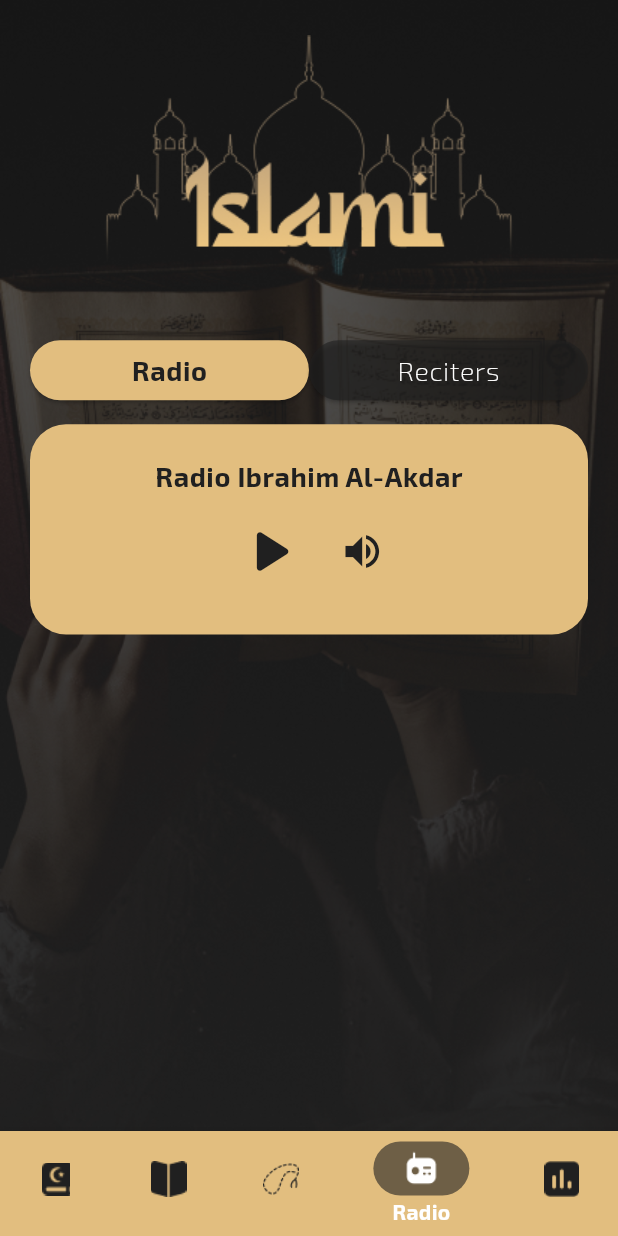
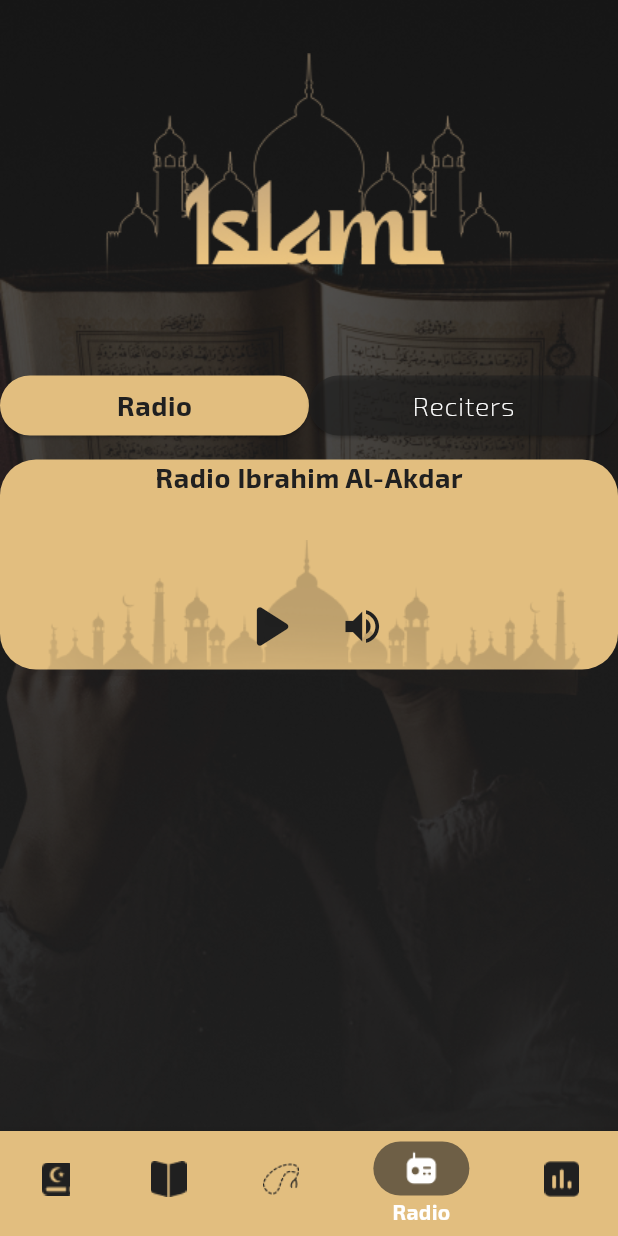
Before and after one commit to samarelsisi/Islame-App, a Flutter app: the HomeScreen screen opened by its route, item 4 of the bottom bar chosen, on a phone screen of 412 x 824 dp. Run offline on Flutter 3.47's test engine with Material 3 defaults, Android fonts, the phone set to English and light mode, and no system bars; our stand-ins replace carousel_slider, device_preview, google_fonts, introduction_screen, shared_preferences; accounts and stored records are empty.

Commit message:
some edit

```diff
--- a/lib/home/tabs/radioTab.dart
+++ b/lib/home/tabs/radioTab.dart
@@ -9,9 +9,7 @@ class RadioTab extends StatelessWidget {
   Widget build(BuildContext context) {
     double width = MediaQuery.of(context).size.width;
     double height = MediaQuery.of(context).size.height;
-    return Padding(
-        padding: const EdgeInsets.symmetric(horizontal: 20.0),
-        child: Column(
+    return Column(
       crossAxisAlignment: CrossAxisAlignment.stretch,
       mainAxisAlignment: MainAxisAlignment.start,
       children: [
@@ -60,7 +58,7 @@ class RadioTab extends StatelessWidget {
               Radius.circular(24),
             ),
           ),
-              child:Column(
+          child: Column(
             crossAxisAlignment: CrossAxisAlignment.center,
             mainAxisAlignment: MainAxisAlignment.center,
             children: [
@@ -72,26 +70,45 @@ class RadioTab extends StatelessWidget {
                     .copyWith(color: AppColors.primaryDarkColor),
               ),
               SizedBox(
-                    height: 5,
+                height: 30,
               ),
               Stack(
-                    children:[ Row(
+                alignment: Alignment.bottomCenter,
+                  children: [
+                Row(
                   mainAxisAlignment: MainAxisAlignment.center,
                   children: [
-                         IconButton(onPressed: (){}, icon:Icon( Icons.play_arrow_rounded),color: AppColors.primaryDarkColor,iconSize: 50,),
+                    IconButton(
+                      onPressed: () {},
+                      icon: Icon(Icons.play_arrow_rounded),
+                      color: AppColors.primaryDarkColor,
+                      iconSize: 50,
+                    ),
                     SizedBox(
                       width: 5,
                     ),
-                        IconButton(onPressed: (){}, icon:Icon(Icons.volume_up),color: AppColors.primaryDarkColor,iconSize: 30,),
+                    IconButton(
+                      onPressed: () {},
+                      icon: Icon(Icons.volume_up),
+                      color: AppColors.primaryDarkColor,
+                      iconSize: 30,
+                    ),
                   ],
                 ),
+                Align(
+                  alignment: Alignment.bottomCenter,
+                    child: Image.asset(
+                  "assets/images/play.png",
+                  fit: BoxFit.cover,
+                  width: double.infinity,
 
-                    ]
-                  )
+
+                ))
+              ])
             ],
           ),
         )
       ],
-        ));
+    );
   }
 }
--- a/lib/home/tabs/sebhaTab.dart
+++ b/lib/home/tabs/sebhaTab.dart
@@ -1,22 +1,16 @@
-import 'dart:math';
 import 'package:flutter/material.dart';
 import 'package:google_fonts/google_fonts.dart';
 import 'package:project/appcolors.dart';
-
 class SebhaTab extends StatefulWidget {
   const SebhaTab({super.key});
-
-
   @override
   State<SebhaTab> createState() => _SebhaTabState();
 }
-
 class _SebhaTabState extends State<SebhaTab> {
   double angle = 0;
   int counter = 0;
   int index=0;
   List<String> Tasbeh = ['الله اكبر', ' الحمد لله', 'سبحان الله'];
-
   void _rotateImage() {
     setState(() {
       angle += 0.19;
@@ -48,7 +42,7 @@ class _SebhaTabState extends State<SebhaTab> {
         mainAxisAlignment: MainAxisAlignment.start,
         children: [
           Image.asset("assets/images/onboarding_header.png"),
-          SizedBox(
+          const SizedBox(
             height: 5,
           ),
           Text(
@@ -59,9 +53,6 @@ class _SebhaTabState extends State<SebhaTab> {
               color: Colors.white,
             ),
             textAlign: TextAlign.center,
-          ),
-          SizedBox(
-            height: 30,
           ),
           Stack(
             alignment: Alignment.center,
@@ -75,7 +66,7 @@ class _SebhaTabState extends State<SebhaTab> {
                     angle: angle,
                     child: Image.asset('assets/images/SebhaCounter.png')),
               ),
-              SizedBox(
+              const SizedBox(
                 height: 30,
               ),
               Text(
```
Also changed, not shown: assets/images/Mask.png (added), assets/images/play.png (added). Lines whose indentation alone changed are shown as unchanged.
